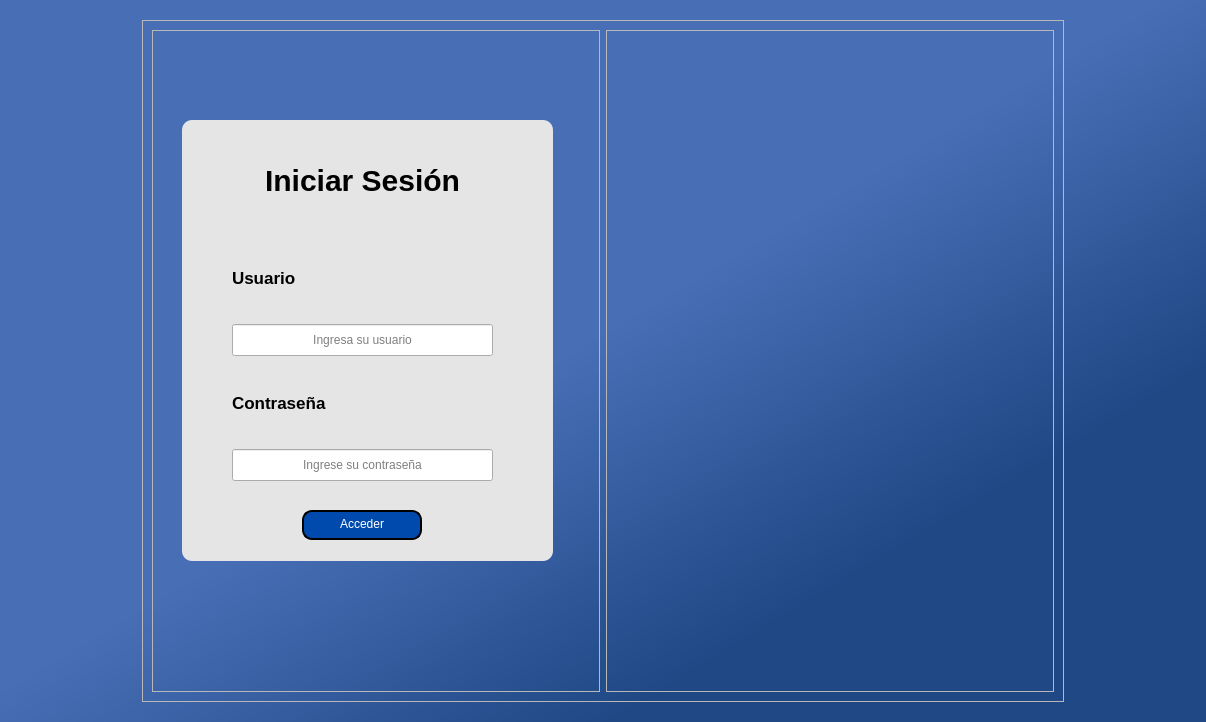
Old version of the form src/ui/ventanas/ventanas_qt/VentanaPrincipal.ui in the repository alonso-04/DGTIC-APP.
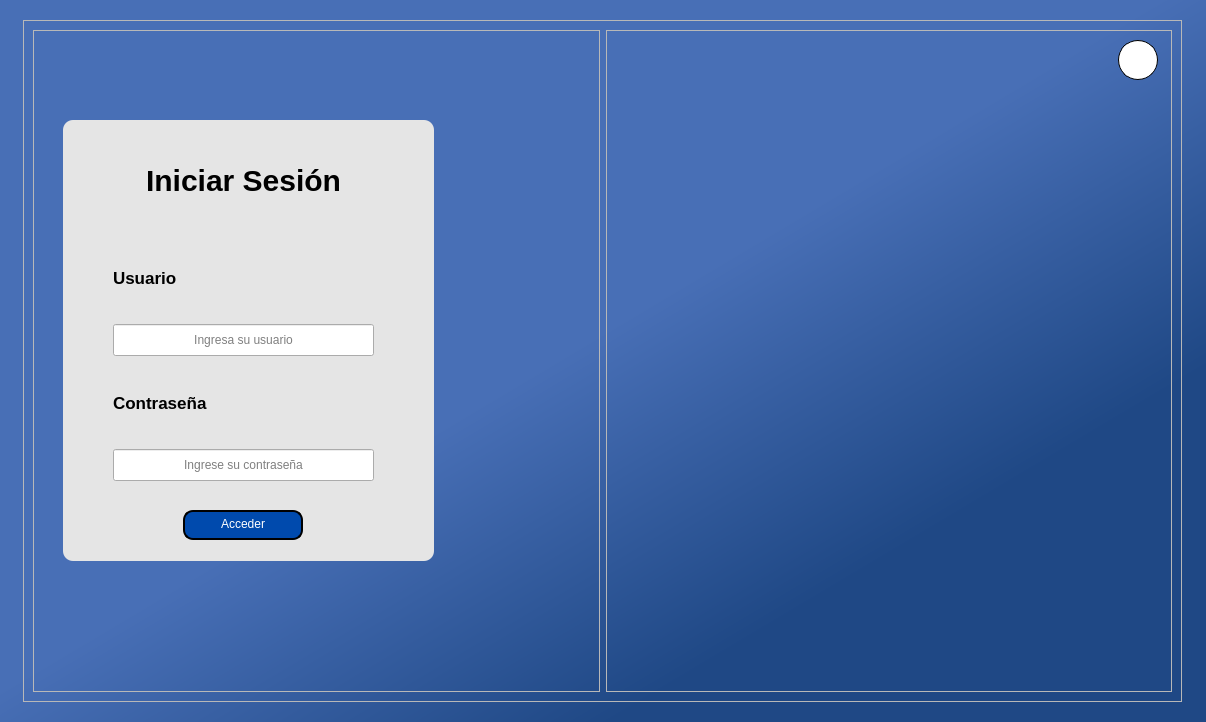
New version of the form. The open tabs and pages were chosen to show the change. Icons and pictures are not drawn.

Commit message: Agregando la versión preliminar del manual de usuario (aún no se ha redactado)

Diff of the .ui file:
```diff
--- a/src/ui/ventanas/ventanas_qt/VentanaPrincipal.ui
+++ b/src/ui/ventanas/ventanas_qt/VentanaPrincipal.ui
@@ -36,6 +36,40 @@
 }
 
 
+/* BOTÓN DE MANUAL DE USUARIO  */
+
+#botonManualUsuarioSeccionIniciarSesion,
+#frameSuperior #botonManualUsuarioSeccionApp,
+#frameSeccionRegistrarDepartamento #botonManualUsuarioSeccionDepartamentos,
+#frameSeccionRegistrarUsuario #botonManualUsuarioSeccionUsuarios,
+#frameSuperiorTipoServicio #botonManualUsuarioSeccionTipoServicio {
+	background-image: url(:/iconos/iconos/help.png);
+	background-repeat: no-repeat;
+	background-position: center;
+	background-color: #fff;
+	border-radius: 20px;
+	border: 1px solid #000000;
+}
+
+
+#botonManualUsuarioSeccionIniciarSesion::hover,
+#frameSuperior #botonManualUsuarioSeccionApp::hover,
+#frameSeccionRegistrarDepartamento #botonManualUsuarioSeccionDepartamentos::hover,
+#frameSeccionRegistrarUsuario #botonManualUsuarioSeccionUsuarios::hover,
+#frameSuperiorTipoServicio #botonManualUsuarioSeccionTipoServicio::hover {
+	background-color: #dadada;
+}
+
+
+#botonManualUsuarioSeccionIniciarSesion::pressed,
+#frameSuperior #botonManualUsuarioSeccionApp::pressed,
+#frameSeccionRegistrarDepartamento #botonManualUsuarioSeccionDepartamentos::pressed,
+#frameSeccionRegistrarUsuario #botonManualUsuarioSeccionUsuarios::pressed,
+#frameSuperiorTipoServicio #botonManualUsuarioSeccionTipoServicio::pressed {
+	background-color: #a3a3a3;
+}
+
+
 /* PÁGINA DE INICIAR SESIÓN */
 
 #frameCamposInicioSesion {
@@ -292,7 +326,7 @@
 }</string>
   </property>
   <layout class="QVBoxLayout" name="verticalLayout_2">
-   <item alignment="Qt::AlignHCenter|Qt::AlignVCenter">
+   <item>
     <widget class="QStackedWidget" name="ventanas">
      <property name="sizePolicy">
       <sizepolicy hsizetype="Maximum" vsizetype="Maximum">
@@ -324,13 +358,13 @@
         <widget class="QFrame" name="frameGeneralIniciarSesion">
          <property name="minimumSize">
           <size>
-           <width>922</width>
+           <width>1159</width>
            <height>400</height>
           </size>
          </property>
          <property name="maximumSize">
           <size>
-           <width>922</width>
+           <width>1159</width>
            <height>865</height>
           </size>
          </property>
@@ -551,6 +585,28 @@
               <bool>true</bool>
              </property>
             </widget>
+            <widget class="QPushButton" name="botonManualUsuarioSeccionIniciarSesion">
+             <property name="geometry">
+              <rect>
+               <x>512</x>
+               <y>10</y>
+               <width>40</width>
+               <height>40</height>
+              </rect>
+             </property>
+             <property name="cursor">
+              <cursorShape>PointingHandCursor</cursorShape>
+             </property>
+             <property name="focusPolicy">
+              <enum>Qt::NoFocus</enum>
+             </property>
+             <property name="styleSheet">
+              <string notr="true"/>
+             </property>
+             <property name="text">
+              <string/>
+             </property>
+            </widget>
            </widget>
           </item>
          </layout>
```
Left out of the diff: 85 changed lines with no effect on the pictures. The commit also changes 11 other files.
